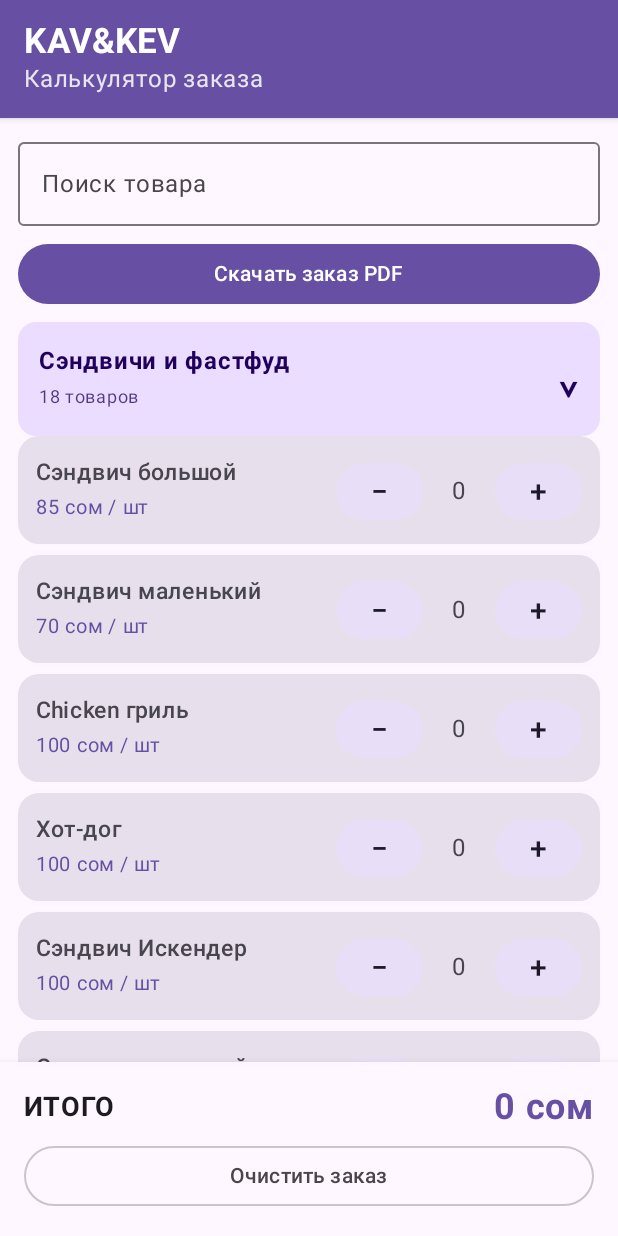
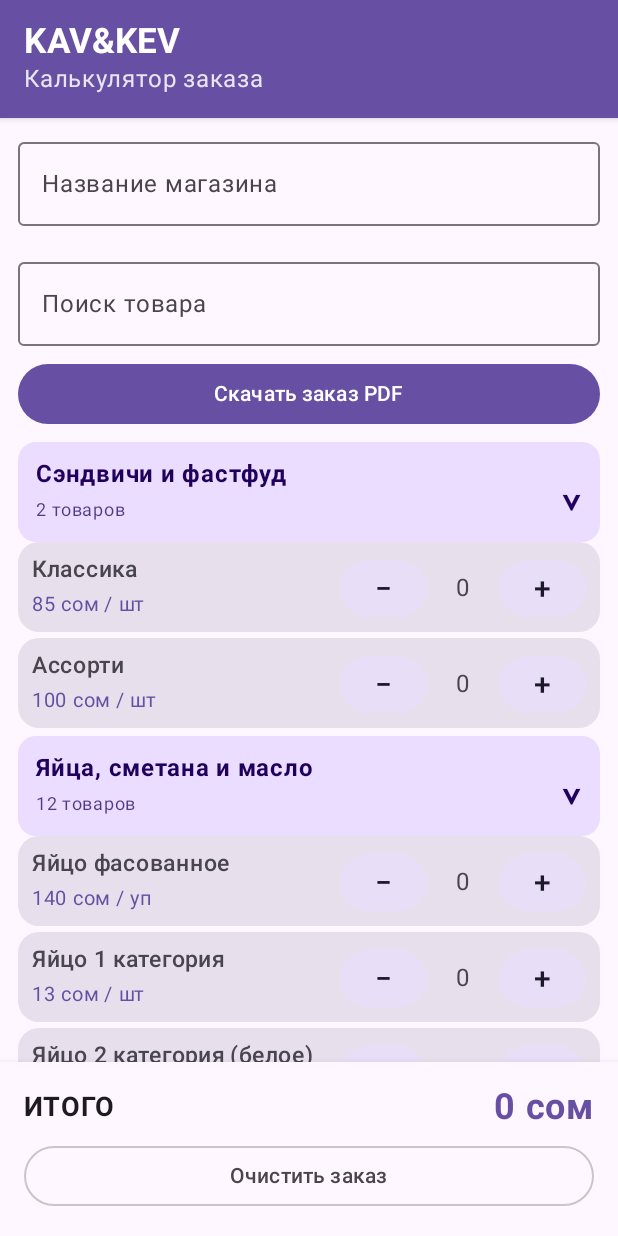
Before and after one commit to azamatakchubakov312-ship-it/KavKevCalculator, an Android app built with Jetpack Compose: the screen it shows after launch (MainActivity), after a tap on "Скачать заказ PDF", on a phone screen of 412 x 824 dp. Run offline under Robolectric (Android 15) with nearby library versions, the phone set to English and light mode, and no system bars.

Commit message:
Add files via upload

```diff
--- a/app/src/main/java/com/example/kavkev/MainActivity.kt
+++ b/app/src/main/java/com/example/kavkev/MainActivity.kt
@@ -33,24 +33,8 @@ import java.text.DecimalFormat
 data class Product(val name: String, val unit: String, val price: Double, val category: String)
 
 private val products = listOf(
-    Product("Сэндвич большой", "шт", 85.0, "Сэндвичи и фастфуд"),
-    Product("Сэндвич маленький", "шт", 70.0, "Сэндвичи и фастфуд"),
-    Product("Chicken гриль", "шт", 100.0, "Сэндвичи и фастфуд"),
-    Product("Хот-дог", "шт", 100.0, "Сэндвичи и фастфуд"),
-    Product("Сэндвич Искендер", "шт", 100.0, "Сэндвичи и фастфуд"),
-    Product("Сэндвич с курицей", "шт", 100.0, "Сэндвичи и фастфуд"),
-    Product("Сэндвич Чеддер", "шт", 100.0, "Сэндвичи и фастфуд"),
-    Product("Сэндвич с котлетой", "шт", 100.0, "Сэндвичи и фастфуд"),
-    Product("Сэндвич Цезарь", "шт", 100.0, "Сэндвичи и фастфуд"),
-    Product("Кав бургер", "шт", 100.0, "Сэндвичи и фастфуд"),
-    Product("Кев бургер", "шт", 100.0, "Сэндвичи и фастфуд"),
-    Product("Сэндвич кебаб", "шт", 100.0, "Сэндвичи и фастфуд"),
-    Product("Леш чикен бургер", "шт", 100.0, "Сэндвичи и фастфуд"),
-    Product("Шеф бургер", "шт", 100.0, "Сэндвичи и фастфуд"),
-    Product("Шаверма (курица)", "шт", 100.0, "Сэндвичи и фастфуд"),
-    Product("Шаверма (котлета)", "шт", 100.0, "Сэндвичи и фастфуд"),
-    Product("Шаверма (мясо)", "шт", 100.0, "Сэндвичи и фастфуд"),
-    Product("Панини (с курицей)", "шт", 100.0, "Сэндвичи и фастфуд"),
+    Product("Классика", "шт", 85.0, "Сэндвичи и фастфуд"),
+    Product("Ассорти", "шт", 100.0, "Сэндвичи и фастфуд"),
 
     Product("Яйцо фасованное", "уп", 140.0, "Яйца, сметана и масло"),
     Product("Яйцо 1 категория", "шт", 13.0, "Яйца, сметана и масло"),
@@ -69,13 +53,13 @@ private val products = listOf(
     Product("Сыр колбасный", "кг", 550.0, "Сыры"),
     Product("Сыр колбасный вакуум", "кг", 570.0, "Сыры"),
     Product("Сыр диетический", "кг", 730.0, "Сыры"),
-    Product("Сыр Fitness", "кг", 760.0, "Сыры"),
-    Product("Сыр сулугуни", "кг", 780.0, "Сыры"),
-    Product("Голландский сливочный Чуйский", "кг", 840.0, "Сыры"),
-    Product("Сыр гр. сл. кр. желтый", "кг", 760.0, "Сыры"),
-    Product("Сыр Голландский Особый", "кг", 860.0, "Сыры"),
-    Product("Голландский сливочный Премиум", "кг", 870.0, "Сыры"),
-    Product("Сыр Ландберг", "кг", 980.0, "Сыры")
+    Product("Сыр Fitness", "кг", 730.0, "Сыры"),
+    Product("Сыр сулугуни", "кг", 760.0, "Сыры"),
+    Product("Голландский сливочный Чуйский", "кг", 780.0, "Сыры"),
+    Product("Сыр гр. сл. кр. желтый", "кг", 840.0, "Сыры"),
+    Product("Сыр Голландский Особый", "кг", 760.0, "Сыры"),
+    Product("Голландский сливочный Премиум", "кг", 860.0, "Сыры"),
+    Product("Сыр Ландберг", "кг", 870.0, "Сыры")
 )
 
 private fun money(value: Double): String = DecimalFormat("#,##0.##").format(value)
@@ -83,7 +67,8 @@ private fun money(value: Double): String = DecimalFormat("#,##0.##").format(valu
 
 private fun exportPriceList(
     context: android.content.Context,
-    quantities: Map<String, String>
+    quantities: Map<String, String>,
+    storeName: String
 ): String {
     val purchased = products.mapNotNull { product ->
         val quantity = quantities[product.name]?.toDoubleOrNull() ?: 0.0
@@ -133,6 +118,11 @@ private fun exportPriceList(
         if (pageNumber == 1) {
             canvas!!.drawText("KAV&KEV — СОСТАВ ЗАКАЗА", margin, y, titlePaint)
             y += 22f
+            if (storeName.isNotBlank()) {
+                val safeStoreName = if (storeName.length > 65) storeName.take(62) + "..." else storeName
+                canvas!!.drawText("Магазин: $safeStoreName", margin, y, headingPaint)
+                y += 18f
+            }
             canvas!!.drawText("Дата и время: $displayDate", margin, y, smallPaint)
             y += 22f
         } else {
@@ -231,6 +221,7 @@ class MainActivity : ComponentActivity() {
 fun CalculatorScreen() {
     val quantities = remember { mutableStateMapOf<String, String>() }
     var search by remember { mutableStateOf("") }
+    var storeName by remember { mutableStateOf("") }
     val categories = listOf("Сэндвичи и фастфуд", "Яйца, сметана и масло", "Сыры")
     val expanded = remember {
         mutableStateMapOf(
@@ -268,6 +259,13 @@ fun CalculatorScreen() {
     ) { padding ->
         Column(Modifier.padding(padding).fillMaxSize()) {
             OutlinedTextField(
+                value = storeName, onValueChange = { storeName = it },
+                modifier = Modifier.fillMaxWidth().padding(horizontal = 12.dp, vertical = 8.dp),
+                label = { Text("Название магазина") },
+                placeholder = { Text("Введите название магазина") },
+                singleLine = true
+            )
+            OutlinedTextField(
                 value = search, onValueChange = { search = it },
                 modifier = Modifier.fillMaxWidth().padding(horizontal = 12.dp, vertical = 8.dp),
                 label = { Text("Поиск товара") }, singleLine = true
@@ -275,7 +273,11 @@ fun CalculatorScreen() {
             Button(
                 onClick = {
                     try {
-                        val message = exportPriceList(context = context, quantities = quantities.toMap())
+                        val message = exportPriceList(
+                            context = context,
+                            quantities = quantities.toMap(),
+                            storeName = storeName.trim()
+                        )
                         Toast.makeText(context, message, Toast.LENGTH_LONG).show()
                     } catch (e: Exception) {
                         Toast.makeText(context, "Не удалось скачать заказ: ${e.message}", Toast.LENGTH_LONG).show()
@@ -288,7 +290,7 @@ fun CalculatorScreen() {
             LazyColumn(
                 modifier = Modifier.weight(1f),
                 contentPadding = PaddingValues(start = 12.dp, end = 12.dp, top = 8.dp, bottom = 12.dp),
-                verticalArrangement = Arrangement.spacedBy(10.dp)
+                verticalArrangement = Arrangement.spacedBy(5.dp)
             ) {
                 items(categories, key = { it }) { group ->
                     val groupProducts = products.filter {
@@ -303,7 +305,7 @@ fun CalculatorScreen() {
                             Row(
                                 modifier = Modifier.fillMaxWidth()
                                     .clickable { expanded[group] = !isExpanded }
-                                    .padding(horizontal = 14.dp, vertical = 14.dp),
+                                    .padding(horizontal = 12.dp, vertical = 9.dp),
                                 verticalAlignment = Alignment.CenterVertically
                             ) {
                                 Column(Modifier.weight(1f)) {
@@ -314,7 +316,7 @@ fun CalculatorScreen() {
                             }
                         }
                         if (isExpanded || search.isNotBlank()) {
-                            Column(verticalArrangement = Arrangement.spacedBy(7.dp)) {
+                            Column(verticalArrangement = Arrangement.spacedBy(4.dp)) {
                                 groupProducts.forEach { product ->
                                     val qty = quantities[product.name] ?: ""
                                     val count = qty.toDoubleOrNull() ?: 0.0
@@ -322,7 +324,7 @@ fun CalculatorScreen() {
                                         shape = RoundedCornerShape(14.dp),
                                         colors = CardDefaults.cardColors(containerColor = MaterialTheme.colorScheme.surfaceVariant)
                                     ) {
-                                        Column(Modifier.fillMaxWidth().padding(12.dp)) {
+                                        Column(Modifier.fillMaxWidth().padding(horizontal = 9.dp, vertical = 6.dp)) {
                                             Row(verticalAlignment = Alignment.CenterVertically) {
                                                 Column(Modifier.weight(1f)) {
                                                     Text(product.name, fontWeight = FontWeight.SemiBold, fontSize = 15.sp)
@@ -359,7 +361,7 @@ fun CalculatorScreen() {
                                                 }
                                             }
                                             if (count > 0) {
-                                                Spacer(Modifier.height(6.dp))
+                                                Spacer(Modifier.height(3.dp))
                                                 Text(
                                                     "Сумма: ${money(count * product.price)} сом",
                                                     fontWeight = FontWeight.Medium,
```
